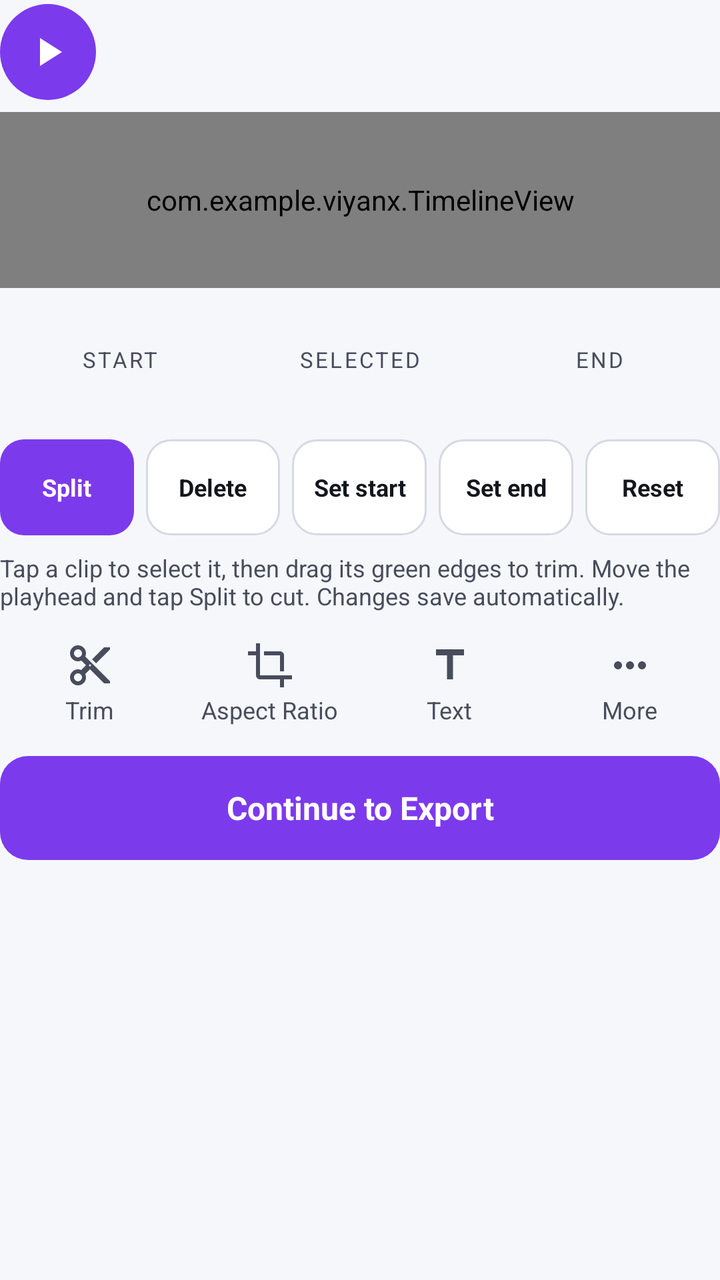
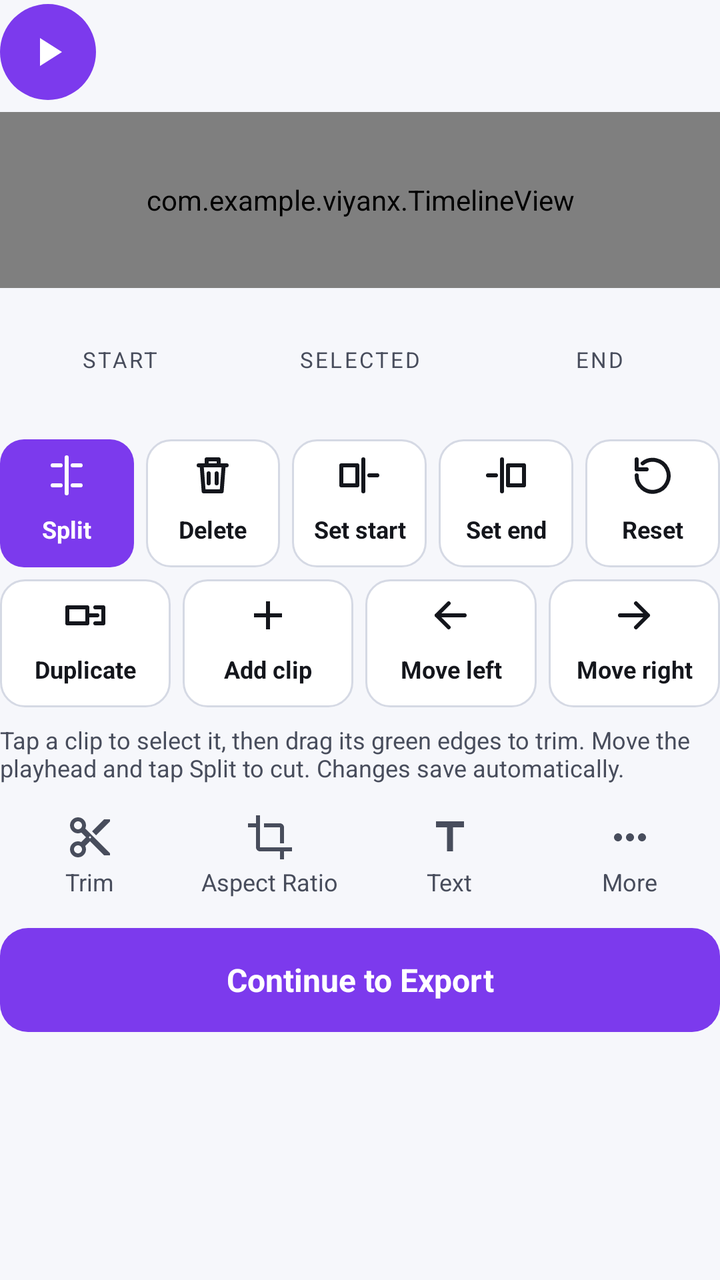

Screens rendered from an Android XML layout before and after an edit, with the pre-edit source and the edit as a unified diff.
<!-- AndroidManifest.xml: application theme Theme.ViyanX -->
<!-- res/layout/editor_panel.xml -->
<?xml version="1.0" encoding="utf-8"?>
<LinearLayout xmlns:android="http://schemas.android.com/apk/res/android"
    android:layout_width="match_parent"
    android:layout_height="wrap_content"
    android:orientation="vertical">

    <LinearLayout
        android:layout_width="match_parent"
        android:layout_height="wrap_content"
        android:gravity="center_vertical"
        android:minHeight="52dp"
        android:orientation="horizontal">

        <ImageButton
            android:id="@+id/btn_play"
            android:layout_width="48dp"
            android:layout_height="48dp"
            android:background="@drawable/bg_round_button"
            android:contentDescription="@string/play"
            android:src="@drawable/ic_play"
            android:tint="@color/vx_on_primary" />

        <TextView
            android:id="@+id/time_text"
            android:layout_width="wrap_content"
            android:layout_height="wrap_content"
            android:layout_marginStart="12dp"
            android:textColor="@color/vx_text_primary"
            android:textSize="15sp"
            android:textStyle="bold" />

        <TextView
            android:id="@+id/editor_saved"
            android:layout_width="0dp"
            android:layout_height="wrap_content"
            android:layout_marginStart="8dp"
            android:layout_weight="1"
            android:gravity="end"
            android:textColor="@color/vx_accent"
            android:textSize="12sp"
            android:textStyle="bold"
            android:visibility="invisible" />
    </LinearLayout>

    <com.example.viyanx.TimelineView
        android:id="@+id/timeline"
        android:layout_width="match_parent"
        android:layout_height="88dp"
        android:layout_marginTop="4dp" />

    <FrameLayout
        android:layout_width="match_parent"
        android:layout_height="wrap_content"
        android:layout_marginTop="8dp">

        <LinearLayout
            android:id="@+id/panel_trim"
            android:layout_width="match_parent"
            android:layout_height="wrap_content"
            android:orientation="vertical">

            <TextView
                android:id="@+id/selection_info"
                android:layout_width="match_parent"
                android:layout_height="wrap_content"
                android:gravity="center_horizontal"
                android:textColor="@color/vx_text_secondary"
                android:textSize="12sp" />

            <LinearLayout
                android:layout_width="match_parent"
                android:layout_height="wrap_content"
                android:layout_marginTop="4dp"
                android:orientation="horizontal">

                <LinearLayout
                    android:layout_width="0dp"
                    android:layout_height="wrap_content"
                    android:layout_weight="1"
                    android:gravity="center_horizontal"
                    android:orientation="vertical">

                    <TextView
                        android:layout_width="wrap_content"
                        android:layout_height="wrap_content"
                        android:importantForAccessibility="no"
                        android:letterSpacing="0.1"
                        android:text="@string/trim_start_label"
                        android:textColor="@color/vx_text_secondary"
                        android:textSize="11sp" />

                    <TextView
                        android:id="@+id/trim_start_value"
                        android:layout_width="wrap_content"
                        android:layout_height="wrap_content"
                        android:textColor="@color/vx_text_primary"
                        android:textSize="17sp"
                        android:textStyle="bold" />
                </LinearLayout>
                <LinearLayout
                    android:layout_width="0dp"
                    android:layout_height="wrap_content"
                    android:layout_weight="1"
                    android:gravity="center_horizontal"
                    android:orientation="vertical">

                    <TextView
                        android:layout_width="wrap_content"
                        android:layout_height="wrap_content"
                        android:importantForAccessibility="no"
                        android:letterSpacing="0.1"
                        android:text="@string/trim_selected_label"
                        android:textColor="@color/vx_text_secondary"
                        android:textSize="11sp" />

                    <TextView
                        android:id="@+id/trim_selected_value"
                        android:layout_width="wrap_content"
                        android:layout_height="wrap_content"
                        android:textColor="@color/vx_accent"
                        android:textSize="17sp"
                        android:textStyle="bold" />
                </LinearLayout>
                <LinearLayout
                    android:layout_width="0dp"
                    android:layout_height="wrap_content"
                    android:layout_weight="1"
                    android:gravity="center_horizontal"
                    android:orientation="vertical">

                    <TextView
                        android:layout_width="wrap_content"
                        android:layout_height="wrap_content"
                        android:importantForAccessibility="no"
                        android:letterSpacing="0.1"
                        android:text="@string/trim_end_label"
                        android:textColor="@color/vx_text_secondary"
                        android:textSize="11sp" />

                    <TextView
                        android:id="@+id/trim_end_value"
                        android:layout_width="wrap_content"
                        android:layout_height="wrap_content"
                        android:textColor="@color/vx_text_primary"
                        android:textSize="17sp"
                        android:textStyle="bold" />
                </LinearLayout>
            </LinearLayout>

            <LinearLayout
                android:layout_width="match_parent"
                android:layout_height="wrap_content"
                android:layout_marginTop="10dp"
                android:orientation="horizontal">

            <TextView
                android:id="@+id/btn_split"
                android:layout_width="0dp"
                android:layout_height="wrap_content"
                android:layout_marginEnd="6dp"
                android:layout_weight="1"
                android:background="@drawable/bg_text_button_primary"
                android:clickable="true"
                android:contentDescription="@string/split_description"
                android:focusable="true"
                android:gravity="center"
                android:minHeight="48dp"
                android:text="@string/split_action"
                android:textColor="@color/vx_on_primary"
                android:textSize="12sp"
                android:textStyle="bold" />
            <TextView
                android:id="@+id/btn_delete"
                android:layout_width="0dp"
                android:layout_height="wrap_content"
                android:layout_marginEnd="6dp"
                android:layout_weight="1"
                android:background="@drawable/bg_text_button"
                android:clickable="true"
                android:contentDescription="@string/delete_description"
                android:focusable="true"
                android:gravity="center"
                android:minHeight="48dp"
                android:text="@string/delete_action"
                android:textColor="@color/vx_text_primary"
                android:textSize="12sp"
                android:textStyle="bold" />
            <TextView
                android:id="@+id/btn_set_start"
                android:layout_width="0dp"
                android:layout_height="wrap_content"
                android:layout_marginEnd="6dp"
                android:layout_weight="1"
                android:background="@drawable/bg_text_button"
                android:clickable="true"
                android:contentDescription="@string/set_start_here"
                android:focusable="true"
                android:gravity="center"
                android:minHeight="48dp"
                android:text="@string/set_start_short"
                android:textColor="@color/vx_text_primary"
                android:textSize="12sp"
                android:textStyle="bold" />
            <TextView
                android:id="@+id/btn_set_end"
                android:layout_width="0dp"
                android:layout_height="wrap_content"
                android:layout_marginEnd="6dp"
                android:layout_weight="1"
                android:background="@drawable/bg_text_button"
                android:clickable="true"
                android:contentDescription="@string/set_end_here"
                android:focusable="true"
                android:gravity="center"
                android:minHeight="48dp"
                android:text="@string/set_end_short"
                android:textColor="@color/vx_text_primary"
                android:textSize="12sp"
                android:textStyle="bold" />
            <TextView
                android:id="@+id/btn_reset"
                android:layout_width="0dp"
                android:layout_height="wrap_content"
                android:layout_marginEnd="0dp"
                android:layout_weight="1"
                android:background="@drawable/bg_text_button"
                android:clickable="true"
                android:contentDescription="@string/reset_description"
                android:focusable="true"
                android:gravity="center"
                android:minHeight="48dp"
                android:text="@string/trim_reset"
                android:textColor="@color/vx_text_primary"
                android:textSize="12sp"
                android:textStyle="bold" />
            </LinearLayout>

            <TextView
                android:layout_width="match_parent"
                android:layout_height="wrap_content"
                android:layout_marginTop="8dp"
                android:text="@string/trim_hint"
                android:textColor="@color/vx_text_secondary"
                android:textSize="12sp" />
        </LinearLayout>

        <LinearLayout
            android:id="@+id/panel_ratio"
            android:layout_width="match_parent"
            android:layout_height="wrap_content"
            android:orientation="vertical"
            android:visibility="gone">

            <HorizontalScrollView
                android:layout_width="match_parent"
                android:layout_height="wrap_content"
                android:scrollbars="none">

                <LinearLayout
                    android:id="@+id/ratio_chips"
                    android:layout_width="wrap_content"
                    android:layout_height="wrap_content"
                    android:orientation="horizontal" />
            </HorizontalScrollView>

            <TextView
                android:layout_width="match_parent"
                android:layout_height="wrap_content"
                android:layout_marginTop="10dp"
                android:text="@string/ratio_note"
                android:textColor="@color/vx_text_secondary"
                android:textSize="12sp" />
        </LinearLayout>
    </FrameLayout>

    <LinearLayout
        android:layout_width="match_parent"
        android:layout_height="wrap_content"
        android:layout_marginTop="8dp"
        android:orientation="horizontal">

        <LinearLayout
            android:id="@+id/tool_trim"
            android:layout_width="0dp"
            android:layout_height="wrap_content"
            android:layout_weight="1"
            android:background="?android:attr/selectableItemBackground"
            android:clickable="true"
            android:focusable="true"
            android:gravity="center"
            android:minHeight="56dp"
            android:orientation="vertical">

            <ImageView
                android:layout_width="24dp"
                android:layout_height="24dp"
                android:duplicateParentState="true"
                android:importantForAccessibility="no"
                android:src="@drawable/ic_tool_trim"
                android:tint="@color/nav_item" />

            <TextView
                android:layout_width="wrap_content"
                android:layout_height="wrap_content"
                android:layout_marginTop="2dp"
                android:duplicateParentState="true"
                android:text="@string/tool_trim_label"
                android:textColor="@color/nav_item"
                android:textSize="12sp" />
        </LinearLayout>

        <LinearLayout
            android:id="@+id/tool_ratio"
            android:layout_width="0dp"
            android:layout_height="wrap_content"
            android:layout_weight="1"
            android:background="?android:attr/selectableItemBackground"
            android:clickable="true"
            android:focusable="true"
            android:gravity="center"
            android:minHeight="56dp"
            android:orientation="vertical">

            <ImageView
                android:layout_width="24dp"
                android:layout_height="24dp"
                android:duplicateParentState="true"
                android:importantForAccessibility="no"
                android:src="@drawable/ic_tool_ratio"
                android:tint="@color/nav_item" />

            <TextView
                android:layout_width="wrap_content"
                android:layout_height="wrap_content"
                android:layout_marginTop="2dp"
                android:duplicateParentState="true"
                android:text="@string/tool_ratio_label"
                android:textColor="@color/nav_item"
                android:textSize="12sp" />
        </LinearLayout>

        <LinearLayout
            android:id="@+id/tool_text"
            android:layout_width="0dp"
            android:layout_height="wrap_content"
            android:layout_weight="1"
            android:background="?android:attr/selectableItemBackground"
            android:clickable="true"
            android:focusable="true"
            android:gravity="center"
            android:minHeight="56dp"
            android:orientation="vertical">

            <ImageView
                android:layout_width="24dp"
                android:layout_height="24dp"
                android:duplicateParentState="true"
                android:importantForAccessibility="no"
                android:src="@drawable/ic_tool_text"
                android:tint="@color/nav_item" />

            <TextView
                android:layout_width="wrap_content"
                android:layout_height="wrap_content"
                android:layout_marginTop="2dp"
                android:duplicateParentState="true"
                android:text="@string/tool_text_label"
                android:textColor="@color/nav_item"
                android:textSize="12sp" />
        </LinearLayout>

        <LinearLayout
            android:id="@+id/tool_more"
            android:layout_width="0dp"
            android:layout_height="wrap_content"
            android:layout_weight="1"
            android:background="?android:attr/selectableItemBackground"
            android:clickable="true"
            android:focusable="true"
            android:gravity="center"
            android:minHeight="56dp"
            android:orientation="vertical">

            <ImageView
                android:layout_width="24dp"
                android:layout_height="24dp"
                android:duplicateParentState="true"
                android:importantForAccessibility="no"
                android:src="@drawable/ic_tool_more"
                android:tint="@color/nav_item" />

            <TextView
                android:layout_width="wrap_content"
                android:layout_height="wrap_content"
                android:layout_marginTop="2dp"
                android:duplicateParentState="true"
                android:text="@string/tool_more_label"
                android:textColor="@color/nav_item"
                android:textSize="12sp" />
        </LinearLayout>

    </LinearLayout>

    <TextView
        android:id="@+id/btn_continue"
        android:layout_width="match_parent"
        android:layout_height="wrap_content"
        android:layout_marginTop="8dp"
        android:background="@drawable/bg_primary_button"
        android:clickable="true"
        android:focusable="true"
        android:gravity="center"
        android:minHeight="52dp"
        android:text="@string/continue_export"
        android:textColor="@color/vx_on_primary"
        android:textSize="16sp"
        android:textStyle="bold" />
</LinearLayout>
<!-- resources referenced by this layout -->
<resources>
  <!-- unchanged entries left out for length: 39 -->
</resources>

<!-- the commit's change to res/layout/editor_panel.xml (unified diff, before → after) -->
@@ -164,7 +164,12 @@
                 android:contentDescription="@string/split_description"
                 android:focusable="true"
                 android:gravity="center"
-                android:minHeight="48dp"
+                android:drawablePadding="2dp"
+                android:drawableTint="@color/vx_on_primary"
+                android:drawableTop="@drawable/ic_split"
+                android:minHeight="64dp"
+                android:paddingTop="6dp"
+                android:paddingBottom="6dp"
                 android:text="@string/split_action"
                 android:textColor="@color/vx_on_primary"
                 android:textSize="12sp"
@@ -180,7 +185,12 @@
                 android:contentDescription="@string/delete_description"
                 android:focusable="true"
                 android:gravity="center"
-                android:minHeight="48dp"
+                android:drawablePadding="2dp"
+                android:drawableTint="@color/vx_text_primary"
+                android:drawableTop="@drawable/ic_delete"
+                android:minHeight="64dp"
+                android:paddingTop="6dp"
+                android:paddingBottom="6dp"
                 android:text="@string/delete_action"
                 android:textColor="@color/vx_text_primary"
                 android:textSize="12sp"
@@ -196,7 +206,12 @@
                 android:contentDescription="@string/set_start_here"
                 android:focusable="true"
                 android:gravity="center"
-                android:minHeight="48dp"
+                android:drawablePadding="2dp"
+                android:drawableTint="@color/vx_text_primary"
+                android:drawableTop="@drawable/ic_remove_left"
+                android:minHeight="64dp"
+                android:paddingTop="6dp"
+                android:paddingBottom="6dp"
                 android:text="@string/set_start_short"
                 android:textColor="@color/vx_text_primary"
                 android:textSize="12sp"
@@ -212,7 +227,12 @@
                 android:contentDescription="@string/set_end_here"
                 android:focusable="true"
                 android:gravity="center"
-                android:minHeight="48dp"
+                android:drawablePadding="2dp"
+                android:drawableTint="@color/vx_text_primary"
+                android:drawableTop="@drawable/ic_remove_right"
+                android:minHeight="64dp"
+                android:paddingTop="6dp"
+                android:paddingBottom="6dp"
                 android:text="@string/set_end_short"
                 android:textColor="@color/vx_text_primary"
                 android:textSize="12sp"
@@ -228,11 +248,108 @@
                 android:contentDescription="@string/reset_description"
                 android:focusable="true"
                 android:gravity="center"
-                android:minHeight="48dp"
+                android:drawablePadding="2dp"
+                android:drawableTint="@color/vx_text_primary"
+                android:drawableTop="@drawable/ic_reset"
+                android:minHeight="64dp"
+                android:paddingTop="6dp"
+                android:paddingBottom="6dp"
                 android:text="@string/trim_reset"
                 android:textColor="@color/vx_text_primary"
                 android:textSize="12sp"
                 android:textStyle="bold" />
+            </LinearLayout>
+
+            <LinearLayout
+                android:layout_width="match_parent"
+                android:layout_height="wrap_content"
+                android:layout_marginTop="6dp"
+                android:orientation="horizontal">
+
+                <TextView
+                    android:id="@+id/btn_duplicate"
+                    android:layout_width="0dp"
+                    android:layout_height="wrap_content"
+                    android:layout_marginEnd="6dp"
+                    android:layout_weight="1"
+                    android:background="@drawable/bg_text_button"
+                    android:clickable="true"
+                    android:contentDescription="@string/duplicate_description"
+                    android:drawablePadding="2dp"
+                    android:drawableTint="@color/vx_text_primary"
+                    android:drawableTop="@drawable/ic_duplicate"
+                    android:focusable="true"
+                    android:gravity="center"
+                    android:minHeight="64dp"
+                    android:paddingTop="6dp"
+                    android:paddingBottom="6dp"
+                    android:text="@string/duplicate_action"
+                    android:textColor="@color/vx_text_primary"
+                    android:textSize="12sp"
+                    android:textStyle="bold" />
+                <TextView
+                    android:id="@+id/btn_add_clip"
+                    android:layout_width="0dp"
+                    android:layout_height="wrap_content"
+                    android:layout_marginEnd="6dp"
+                    android:layout_weight="1"
+                    android:background="@drawable/bg_text_button"
+                    android:clickable="true"
+                    android:contentDescription="@string/add_clip_description"
+                    android:drawablePadding="2dp"
+                    android:drawableTint="@color/vx_text_primary"
+                    android:drawableTop="@drawable/ic_add"
+                    android:focusable="true"
+                    android:gravity="center"
+                    android:minHeight="64dp"
+                    android:paddingTop="6dp"
+                    android:paddingBottom="6dp"
+                    android:text="@string/add_clip_action"
+                    android:textColor="@color/vx_text_primary"
+                    android:textSize="12sp"
+                    android:textStyle="bold" />
+                <TextView
+                    android:id="@+id/btn_move_left"
+                    android:layout_width="0dp"
+                    android:layout_height="wrap_content"
+                    android:layout_marginEnd="6dp"
+                    android:layout_weight="1"
+                    android:background="@drawable/bg_text_button"
+                    android:clickable="true"
+                    android:contentDescription="@string/move_left_description"
+                    android:drawablePadding="2dp"
+                    android:drawableTint="@color/vx_text_primary"
+                    android:drawableTop="@drawable/ic_move_left"
+                    android:focusable="true"
+                    android:gravity="center"
+                    android:minHeight="64dp"
+                    android:paddingTop="6dp"
+                    android:paddingBottom="6dp"
+                    android:text="@string/move_left_action"
+                    android:textColor="@color/vx_text_primary"
+                    android:textSize="12sp"
+                    android:textStyle="bold" />
+                <TextView
+                    android:id="@+id/btn_move_right"
+                    android:layout_width="0dp"
+                    android:layout_height="wrap_content"
+                    android:layout_marginEnd="0dp"
+                    android:layout_weight="1"
+                    android:background="@drawable/bg_text_button"
+                    android:clickable="true"
+                    android:contentDescription="@string/move_right_description"
+                    android:drawablePadding="2dp"
+                    android:drawableTint="@color/vx_text_primary"
+                    android:drawableTop="@drawable/ic_move_right"
+                    android:focusable="true"
+                    android:gravity="center"
+                    android:minHeight="64dp"
+                    android:paddingTop="6dp"
+                    android:paddingBottom="6dp"
+                    android:text="@string/move_right_action"
+                    android:textColor="@color/vx_text_primary"
+                    android:textSize="12sp"
+                    android:textStyle="bold" />
             </LinearLayout>
 
             <TextView
<!-- resource entries referenced after the edit -->
@@ -1,5 +1,87 @@
 <!-- resources referenced by this layout -->
 <resources>
+  <!-- drawable ic_add (drawable) -->
+  <?xml version="1.0" encoding="utf-8"?>
+  <vector xmlns:android="http://schemas.android.com/apk/res/android"
+      android:width="24dp" android:height="24dp"
+      android:viewportWidth="24" android:viewportHeight="24">
+      <path android:fillColor="#FFFFFFFF" android:pathData="M19,13h-6v6h-2v-6H5v-2h6V5h2v6h6v2z" />
+  </vector>
+  <!-- drawable ic_delete (drawable) -->
+  <?xml version="1.0" encoding="utf-8"?>
+  <vector xmlns:android="http://schemas.android.com/apk/res/android"
+      android:width="24dp" android:height="24dp"
+      android:viewportWidth="24" android:viewportHeight="24">
+      <path android:pathData="M5,7H19" android:strokeColor="#FFFFFFFF" android:strokeWidth="2" android:strokeLineCap="round" android:strokeLineJoin="round" />
+      <path android:pathData="M9,7V4H15V7" android:strokeColor="#FFFFFFFF" android:strokeWidth="2" android:strokeLineCap="round" android:strokeLineJoin="round" />
+      <path android:pathData="M6.5,7L7.5,20H16.5L17.5,7" android:strokeColor="#FFFFFFFF" android:strokeWidth="2" android:strokeLineCap="round" android:strokeLineJoin="round" />
+      <path android:pathData="M10,11V16M14,11V16" android:strokeColor="#FFFFFFFF" android:strokeWidth="2" android:strokeLineCap="round" android:strokeLineJoin="round" />
+  </vector>
+  <!-- drawable ic_duplicate (drawable) -->
+  <?xml version="1.0" encoding="utf-8"?>
+  <vector xmlns:android="http://schemas.android.com/apk/res/android"
+      android:width="24dp" android:height="24dp"
+      android:viewportWidth="24" android:viewportHeight="24">
+      <path android:pathData="M3,8H13V16H3Z" android:strokeColor="#FFFFFFFF" android:strokeWidth="2" android:strokeLineCap="round" android:strokeLineJoin="round" />
+      <path android:pathData="M17,8H21V16H17" android:strokeColor="#FFFFFFFF" android:strokeWidth="2" android:strokeLineCap="round" android:strokeLineJoin="round" />
+      <path android:pathData="M18,12H14" android:strokeColor="#FFFFFFFF" android:strokeWidth="2" android:strokeLineCap="round" android:strokeLineJoin="round" />
+  </vector>
+  <!-- drawable ic_move_left (drawable) -->
+  <?xml version="1.0" encoding="utf-8"?>
+  <vector xmlns:android="http://schemas.android.com/apk/res/android"
+      android:width="24dp" android:height="24dp"
+      android:viewportWidth="24" android:viewportHeight="24">
+      <path android:pathData="M19,12H5M11,6L5,12L11,18" android:strokeColor="#FFFFFFFF" android:strokeWidth="2" android:strokeLineCap="round" android:strokeLineJoin="round" />
+  </vector>
+  <!-- drawable ic_move_right (drawable) -->
+  <?xml version="1.0" encoding="utf-8"?>
+  <vector xmlns:android="http://schemas.android.com/apk/res/android"
+      android:width="24dp" android:height="24dp"
+      android:viewportWidth="24" android:viewportHeight="24">
+      <path android:pathData="M5,12H19M13,6L19,12L13,18" android:strokeColor="#FFFFFFFF" android:strokeWidth="2" android:strokeLineCap="round" android:strokeLineJoin="round" />
+  </vector>
+  <!-- drawable ic_remove_left (drawable) -->
+  <?xml version="1.0" encoding="utf-8"?>
+  <vector xmlns:android="http://schemas.android.com/apk/res/android"
+      android:width="24dp" android:height="24dp"
+      android:viewportWidth="24" android:viewportHeight="24">
+      <path android:pathData="M14,4V20" android:strokeColor="#FFFFFFFF" android:strokeWidth="2" android:strokeLineCap="round" android:strokeLineJoin="round" />
+      <path android:pathData="M3,7H11V17H3Z" android:strokeColor="#FFFFFFFF" android:strokeWidth="2" android:strokeLineCap="round" android:strokeLineJoin="round" />
+      <path android:pathData="M17,12H21" android:strokeColor="#FFFFFFFF" android:strokeWidth="2" android:strokeLineCap="round" android:strokeLineJoin="round" />
+  </vector>
+  <!-- drawable ic_remove_right (drawable) -->
+  <?xml version="1.0" encoding="utf-8"?>
+  <vector xmlns:android="http://schemas.android.com/apk/res/android"
+      android:width="24dp" android:height="24dp"
+      android:viewportWidth="24" android:viewportHeight="24">
+      <path android:pathData="M10,4V20" android:strokeColor="#FFFFFFFF" android:strokeWidth="2" android:strokeLineCap="round" android:strokeLineJoin="round" />
+      <path android:pathData="M13,7H21V17H13Z" android:strokeColor="#FFFFFFFF" android:strokeWidth="2" android:strokeLineCap="round" android:strokeLineJoin="round" />
+      <path android:pathData="M3,12H7" android:strokeColor="#FFFFFFFF" android:strokeWidth="2" android:strokeLineCap="round" android:strokeLineJoin="round" />
+  </vector>
+  <!-- drawable ic_reset (drawable) -->
+  <?xml version="1.0" encoding="utf-8"?>
+  <vector xmlns:android="http://schemas.android.com/apk/res/android"
+      android:width="24dp" android:height="24dp"
+      android:viewportWidth="24" android:viewportHeight="24">
+      <path android:pathData="M4,12A8,8 0,1 0,7,6" android:strokeColor="#FFFFFFFF" android:strokeWidth="2" android:strokeLineCap="round" android:strokeLineJoin="round" />
+      <path android:pathData="M4,4V9H9" android:strokeColor="#FFFFFFFF" android:strokeWidth="2" android:strokeLineCap="round" android:strokeLineJoin="round" />
+  </vector>
+  <!-- drawable ic_split (drawable) -->
+  <?xml version="1.0" encoding="utf-8"?>
+  <vector xmlns:android="http://schemas.android.com/apk/res/android"
+      android:width="24dp" android:height="24dp"
+      android:viewportWidth="24" android:viewportHeight="24">
+      <path android:pathData="M12,3V21" android:strokeColor="#FFFFFFFF" android:strokeWidth="2" android:strokeLineCap="round" android:strokeLineJoin="round" />
+      <path android:pathData="M5,7H9M5,17H9M15,7H19M15,17H19" android:strokeColor="#FFFFFFFF" android:strokeWidth="2" android:strokeLineCap="round" android:strokeLineJoin="round" />
+  </vector>
+  <string name="add_clip_action">Add clip</string>
+  <string name="add_clip_description">Add another video to the timeline. It is placed after the selected clip.</string>
+  <string name="duplicate_action">Duplicate</string>
+  <string name="duplicate_description">Duplicate the selected clip. The copy is placed right after it.</string>
+  <string name="move_left_action">Move left</string>
+  <string name="move_left_description">Move the selected clip one place earlier on the timeline.</string>
+  <string name="move_right_action">Move right</string>
+  <string name="move_right_description">Move the selected clip one place later on the timeline.</string>
   <!-- unchanged entries left out for length: 39 -->
 </resources>
 
